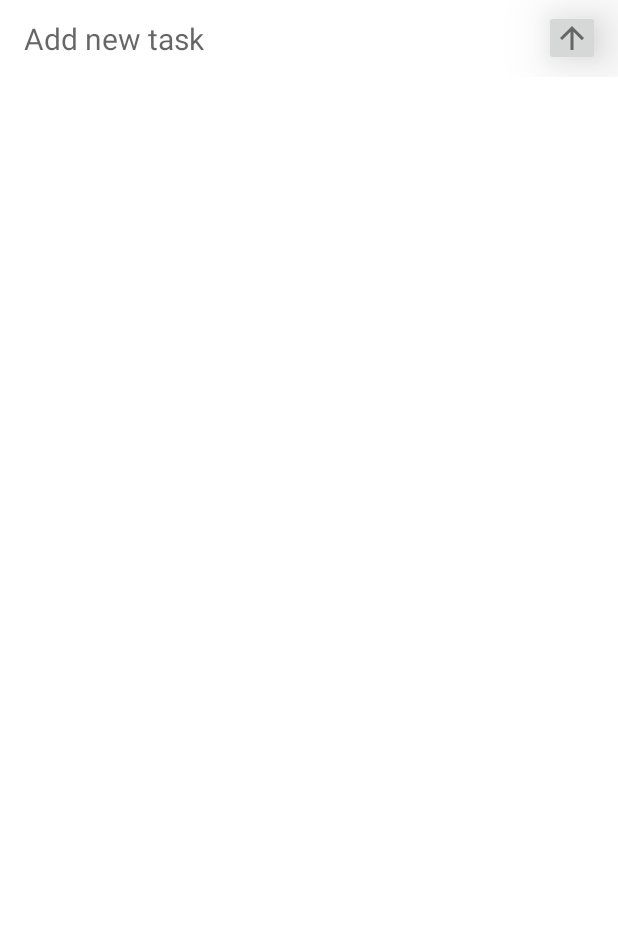
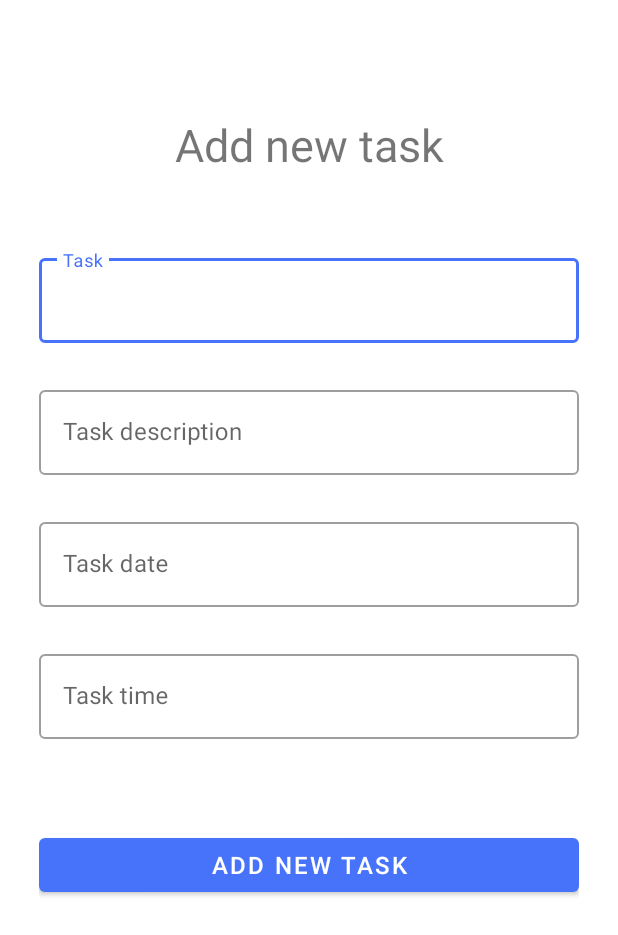
Before and after one commit to AGtch/Task-Checked-app-, an Android app: the layout add_new_task.xml on its own in the app's theme, with its tools: preview values and no code run, on a phone screen of 412 x 824 dp. Shown: the top 935 px of the screen. Run offline under Robolectric (Android 15) with nearby library versions, the phone set to English and light mode, and no system bars.

Commit message:
firstStep to create app with full feature

```diff
--- a/app/src/main/java/com/example/checktask/Utils/DataBaseHandle.java
+++ b/app/src/main/java/com/example/checktask/Utils/DataBaseHandle.java
@@ -113,7 +113,7 @@ public class DataBaseHandle extends SQLiteOpenHelper {
      * And save variables from bad using or errors by calling
      */
     static class DataBaseContract implements BaseColumns {
-        private static final int VERSION = 1;
+        private static final int VERSION = 2;
         private static final String DATABASE_NAME = "taskManagementDataBase";
         private static final String TODO_TABLE = "todolistTable";
         private static final String ID = "id";
--- a/app/src/main/res/layout/add_new_task.xml
+++ b/app/src/main/res/layout/add_new_task.xml
@@ -1,37 +1,119 @@
 <?xml version="1.0" encoding="utf-8"?>
-<RelativeLayout xmlns:android="http://schemas.android.com/apk/res/android"
-    xmlns:tools="http://schemas.android.com/tools"
+
+<ScrollView xmlns:android="http://schemas.android.com/apk/res/android"
+    android:layout_width="match_parent"
+    android:layout_height="match_parent"
+    >
+
+    <LinearLayout
+        android:layout_width="match_parent"
+        android:layout_height="match_parent"
+        android:orientation="vertical"
+        android:padding="26dp">
+
+        <!--Edit text to enter task-->
+        <TextView
             android:layout_width="match_parent"
             android:layout_height="wrap_content"
-    android:elevation="26dp">
+            android:layout_gravity="center"
+            android:layout_marginTop="50dp"
+            android:gravity="center"
+            android:text="@string/add_new_task"
+            android:textSize="30sp" />
+
+        <com.google.android.material.textfield.TextInputLayout
+            style="@style/Widget.MaterialComponents.TextInputLayout.OutlinedBox"
+            android:layout_width="match_parent"
+            android:layout_height="wrap_content"
+            android:layout_marginTop="50dp">
+
+            <com.google.android.material.textfield.TextInputEditText
+                android:id="@+id/enter_task_input"
+                android:layout_width="match_parent"
+                android:layout_height="match_parent"
+                android:focusableInTouchMode="true"
+                android:gravity="center|start"
+                android:hapticFeedbackEnabled="true"
+                android:hint="@string/task"
+                    />
+
+        </com.google.android.material.textfield.TextInputLayout>
 
 
         <!--Edit text to enter task-->
+        <com.google.android.material.textfield.TextInputLayout
+            style="@style/Widget.MaterialComponents.TextInputLayout.OutlinedBox"
+            android:layout_width="match_parent"
+            android:layout_height="wrap_content"
+            android:layout_marginTop="26dp"
+
+            >
+
             <com.google.android.material.textfield.TextInputEditText
-        android:id="@+id/enter_task_input"
-        style="@style/Widget.MaterialComponents.TextInputLayout.OutlinedBox"
-        android:layout_width="340dp"
-        android:layout_height="wrap_content"
-        android:elevation="26dp"
+                android:id="@+id/input_task_description"
+                android:layout_width="match_parent"
+                android:layout_height="match_parent"
+
+                android:layout_marginTop="26dp"
                 android:focusableInTouchMode="true"
                 android:gravity="center|start"
                 android:hapticFeedbackEnabled="true"
-        android:hint="@string/add_new_task"
-        android:padding="12dp"
-        android:textSize="20sp"
-        tools:ignore="RtlSymmetry" />
+                android:hint="@string/task_description"
+                />
+
+        </com.google.android.material.textfield.TextInputLayout>
 
 
-    <ImageButton
+        <!--Edit text to enter task-->
+        <com.google.android.material.textfield.TextInputLayout
+            style="@style/Widget.MaterialComponents.TextInputLayout.OutlinedBox"
+            android:layout_width="match_parent"
+            android:layout_height="wrap_content"
+            android:layout_marginTop="26dp"
+
+            >
+
+            <com.google.android.material.textfield.TextInputEditText
+                android:id="@+id/input_task_date"
+                android:layout_width="match_parent"
+                android:layout_height="match_parent"
+
+                android:layout_marginTop="26dp"
+                android:focusableInTouchMode="true"
+                android:gravity="center|start"
+                android:hapticFeedbackEnabled="true"
+                android:hint="@string/task_date"
+                />
+
+        </com.google.android.material.textfield.TextInputLayout>
+
+        <!--Edit text to enter task-->
+        <com.google.android.material.textfield.TextInputLayout
+            style="@style/Widget.MaterialComponents.TextInputLayout.OutlinedBox"
+            android:layout_width="match_parent"
+            android:layout_height="wrap_content"
+            android:layout_marginTop="26dp">
+
+            <com.google.android.material.textfield.TextInputEditText
+                android:id="@+id/input_task_time"
+                android:layout_width="match_parent"
+                android:layout_height="match_parent"
+                android:focusableInTouchMode="true"
+                android:gravity="center|start"
+                android:hapticFeedbackEnabled="true"
+                android:hint="@string/task_time"
+                />
+
+        </com.google.android.material.textfield.TextInputLayout>
+
+        <Button
             android:id="@+id/submit_btn"
-        android:layout_width="37dp"
-        android:layout_height="37dp"
-        android:layout_alignParentEnd="true"
-        android:layout_centerVertical="true"
-        android:layout_marginTop="12dp"
-        android:layout_marginEnd="12dp"
-        android:elevation="26dp"
+            android:layout_width="match_parent"
+            android:layout_height="wrap_content"
+            android:layout_marginTop="60dp"
             android:hapticFeedbackEnabled="true"
-        android:src="@drawable/add_row" />
+            android:text="@string/add_new_task"
+            android:textSize="16sp" />
+    </LinearLayout>
 
-</RelativeLayout>
+</ScrollView>
--- a/app/src/main/res/values-night/themes.xml
+++ b/app/src/main/res/values-night/themes.xml
@@ -2,31 +2,31 @@
     <!-- Base application theme. -->
     <style name="Theme.CheckTask" parent="Theme.MaterialComponents.DayNight.DarkActionBar">
         <!-- Primary brand color. -->
-        <item name="colorPrimary">@color/colorAccent</item>
-        <item name="colorPrimaryDark">@color/colorAccent</item>
+        <item name="colorPrimary">@color/fat_in_dark</item>
+        <item name="colorPrimaryDark">@color/fat_in_dark</item>
 
     </style>
 
     <style name="MyCheckbox" parent="@style/Widget.AppCompat.CompoundButton.CheckBox">
-        <item name="android:colorControlNormal">#071D57</item>
+        <item name="android:colorControlNormal">@color/fat_in_dark</item>
         <item name="android:colorControlActivated">#FFCA28</item>
-        <item name="android:colorControlHighlight">@color/colorAccent</item>
+        <item name="android:colorControlHighlight">@color/checkBoxColor_in_dark</item>
         <item name="android:textAppearance">@style/TextAppearance.AppCompat</item>
     </style>
 
-    <style name="fabStyle" parent="Widget.MaterialComponents.ExtendedFloatingActionButton">
+    <style name="fabStyle" parent="Widget.Material3.FloatingActionButton.Secondary">
         <item name="backgroundTint">@color/fat_in_dark</item>
-        <item name="tint">@color/colorAccent</item>
+        <item name="tint">@color/colorWhite</item>
     </style>
 
-    <style name="addBtnStyle" parent="Widget.AppCompat.ImageButton">
+    <style name="addBtnStyle" parent="Widget.Material3.Button.TextButton">
         <item name="backgroundTint">@color/fat_in_dark</item>
     </style>
 
 
-    <style name="splashScreen" parent="Theme.MaterialComponents.DayNight.NoActionBar">
+    <style name="splashScreen" parent="Theme.Material3.Dark.NoActionBar">
         <item name="android:windowBackground">@drawable/splash_image</item>
     </style>
 
-    <style name="detailScreenTheme" parent="Theme.MaterialComponents.DayNight.NoActionBar"></style>
+    <style name="detailScreenTheme" parent="Theme.MaterialComponents.DayNight.NoActionBar" />
 </resources>
--- a/app/src/main/res/values/colors.xml
+++ b/app/src/main/res/values/colors.xml
@@ -1,11 +1,13 @@
 <?xml version="1.0" encoding="utf-8"?>
 <resources>
-    <color name="colorPrimary">#5215C7</color>
-    <color name="colorPrimaryDark">#0A3D62</color>
-    <color name="colorAccent">#192A56</color>
     <color name="colorWhite">#FFFFFF</color>
-    <color name="checkBoxColor_in_dark">#FFA726</color>
-    <color name="fat_in_dark">#DA9C41</color>
+    <color name="checkBoxColor_in_dark">#4772fa</color>
+    <color name="fat_in_dark">#4772fa</color>
     <color name="gray">#808080</color>
 
+    <color name="colorPrimary">#4772fa</color>
+    <color name="colorPrimaryDark">#223EDA</color>
+    <color name="colorAccent">#4772fa</color>
+
+
 </resources>
--- a/app/src/main/res/values/strings.xml
+++ b/app/src/main/res/values/strings.xml
@@ -15,4 +15,8 @@
     <string name="pause">Pause</string>
     <string name="continue_string">Continue</string>
     <string name="stop">Stop</string>
+    <string name="task">Task</string>
+    <string name="task_description">Task description</string>
+    <string name="task_date">Task date</string>
+    <string name="task_time">Task time</string>
 </resources>
```
Also changed, not shown: app/build.gradle (+6 -4 lines), app/src/main/java/com/example/checktask/AddNewItemsBottomSheetDialog.java (+8 -2 lines), app/src/main/res/values-night/strings.xml (+16 -3 lines), app/src/main/res/values/themes.xml (+6 -5 lines). Lines whose indentation alone changed are shown as unchanged.
